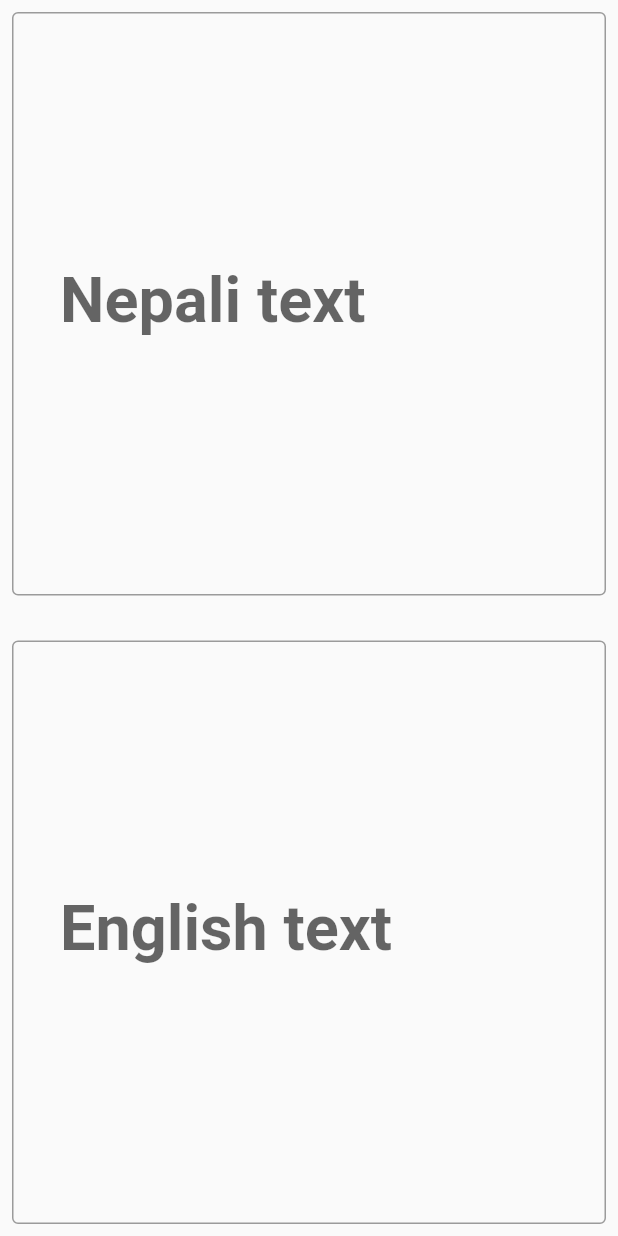
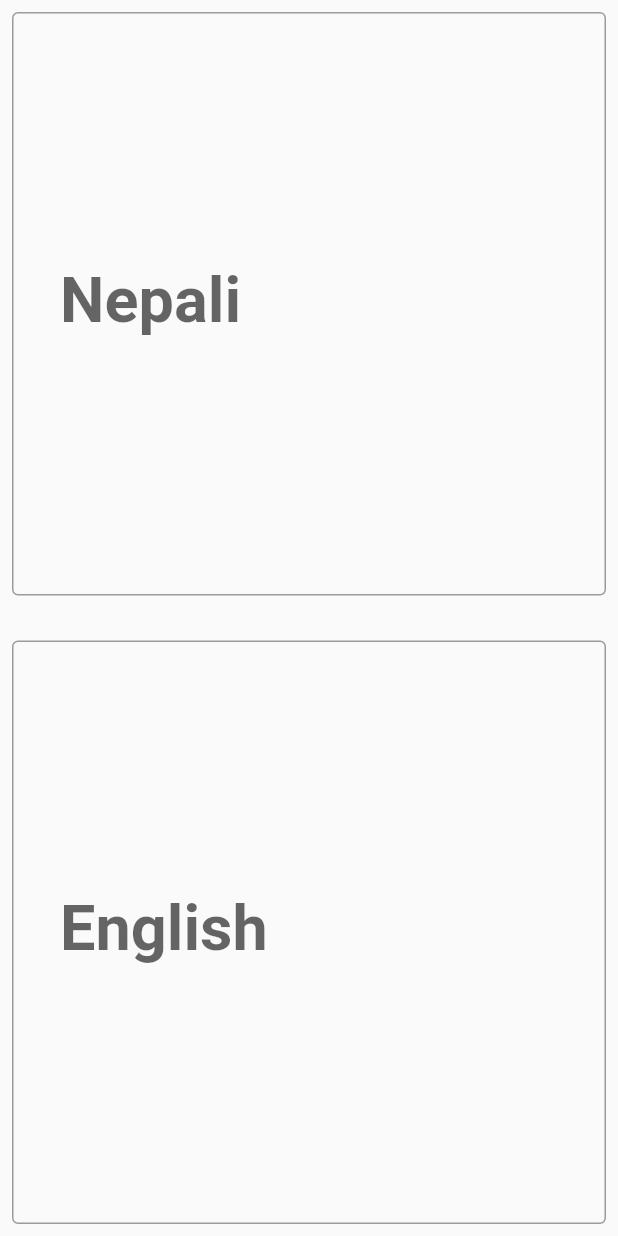
Before and after one commit to alexsullivan114/puntu, a Flutter app: the LanguageHome screen opened directly, after a tap on the "add" icon, on a phone screen of 412 x 824 dp. Run offline on Flutter 3.47's test engine with Material 2 defaults, Android fonts, the phone set to English and light mode, and no system bars; our stand-ins replace firebase_database, firebase_messaging; accounts and stored records are empty.

Commit message:
Touch up input text

```diff
--- a/lib/language/compose_translation.dart
+++ b/lib/language/compose_translation.dart
@@ -16,7 +16,7 @@ class ComposeTranslation extends StatelessWidget {
               maxLines: null,
               textInputAction: TextInputAction.done,
               decoration: InputDecoration(
-                  labelText: "Nepali text",
+                  labelText: "Nepali",
                   border: OutlineInputBorder(),
                   contentPadding: EdgeInsets.all(32)),
               style: TextStyle(fontWeight: FontWeight.bold, fontSize: 42),
@@ -30,7 +30,7 @@ class ComposeTranslation extends StatelessWidget {
               minLines: null,
               maxLines: null,
               decoration: InputDecoration(
-                  labelText: "English text",
+                  labelText: "English",
                   border: OutlineInputBorder(),
                   contentPadding: EdgeInsets.all(32)),
               style: TextStyle(fontWeight: FontWeight.bold, fontSize: 42),
```
